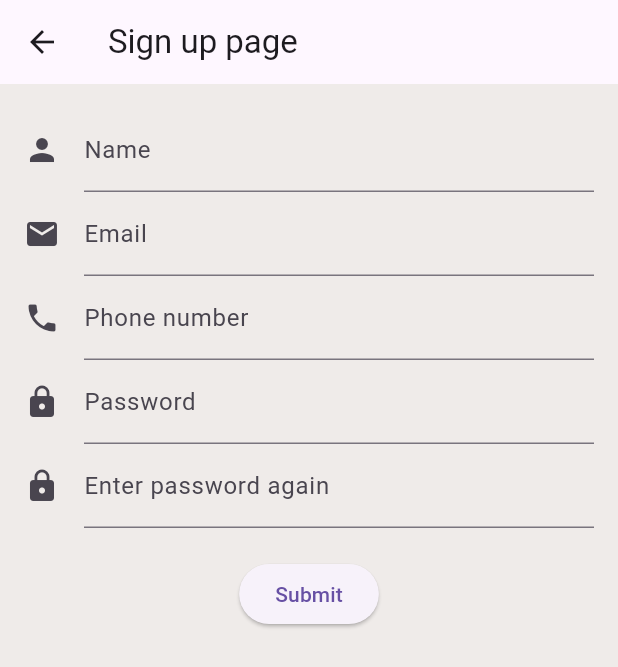
After one commit to Alicodedev/Coffee-App, a Flutter app: the SignupView screen opened by its route, on a phone screen of 412 x 824 dp. The commit adds this screen. Shown: the top 667 px of the screen. Run offline on Flutter 3.47's test engine with Material 3 defaults, Android fonts, the phone set to English and light mode, and no system bars; our stand-ins replace rflutter_alert, shared_preferences; accounts and stored records are empty; network calls fail.

Commit message:
signup form validation complete

```diff
--- a/lib/utils/routes.dart
+++ b/lib/utils/routes.dart
@@ -2,6 +2,7 @@ import 'package:flutter/material.dart';
 import '../views/user_profile_view.dart';
 import '../views/make_coffee_view.dart';
 import '../views/main_menu_view.dart';
+import '../views/signup_view.dart';
 // Import other views
 
 class Routes {
@@ -9,6 +10,7 @@ class Routes {
   static const String userProfile = '/user-profile';
   static const String makeCoffee = '/make-coffee';
   static const String statistics = '/stat-coffee';
+  static const String signup = '/signup';
   // Add other routes
 
   static Map<String, WidgetBuilder> getRoutes() {
@@ -16,6 +18,7 @@ class Routes {
       mainMenu: (context) => MainMenuView(),
       userProfile: (context) => UserProfileView(),
       makeCoffee: (context) => MakeCoffeeView(),// Add other routes
+      signup: (context) => SignupView()
       //statistics: (context) => StatisticsView(),
     };
   }
--- /dev/null
+++ b/lib/views/signup_view.dart
@@ -0,0 +1,218 @@
+import 'package:flutter/material.dart';
+import 'package:flutter/services.dart';
+import 'package:rflutter_alert/rflutter_alert.dart';
+import '../models/signup_model.dart'; // Signup model (M)
+import '../utils/routes.dart'; // deals with routing this View(V)
+import '../controllers/signup_controller.dart'; // Signup controller(C)
+
+class SignupView extends StatefulWidget {
+
+  @override
+  _SignupViewState createState() => _SignupViewState();
+}
+
+class _SignupViewState extends State<SignupView> {
+
+
+  @override
+  Widget build(BuildContext context) {
+    return Scaffold(
+      appBar: AppBar(
+        title: const Text('Sign up page'),
+      ),
+
+      body: Center(
+        child: Builder(
+          builder: (context) {
+            return Column(
+              children: [
+                CreateUserForm(),
+              ],
+            );
+          },
+        ),
+      ),
+    );
+  }
+}
+
+class CreateUserForm extends StatefulWidget {
+  // class for create user form validation
+  @override
+  _UserFormState createState() => _UserFormState();
+}
+
+class _UserFormState extends State<CreateUserForm> {
+  final _formKey = GlobalKey<FormState>();
+  // Controller fields
+  var _nameFieldController = TextEditingController(); // username
+  var _emailFieldController = TextEditingController(); // email
+  var _phoneFieldController = TextEditingController(); // phone number
+  var _passwordFieldController = TextEditingController(); // password
+  var _ConfirmPassFieldController = TextEditingController(); // confirm password
+
+
+bool isValidEmail(String input) {
+  final emailRegExp =
+      RegExp(r'^[a-zA-Z0-9._%+-]+@[a-zA-Z0-9.-]+\.[a-zA-Z]{2,}$');
+  return emailRegExp.hasMatch(input);
+}
+
+bool isValidPhoneNumber(String input) {
+  final phoneRegExp = RegExp(r'^\d{10}$');
+  return phoneRegExp.hasMatch(input);
+}
+
+bool isValidPassword(String input) {
+  if (input.length < 6) {
+    // Check for minimum length
+    return false;
+  }
+
+  if (!RegExp(r'[A-Z]').hasMatch(input)) {
+    // Check for at least one uppercase letter
+    return false;
+  }
+
+  if (!RegExp(r'[a-z]').hasMatch(input)) {
+    // Check for at least one lowercase letter
+    return false;
+  }
+
+  if (!RegExp(r'[0-9]').hasMatch(input)) {
+    // Check for at least one number
+    return false;
+  }
+
+  if (!RegExp(r'[!@#$%^&*(),.?":{}|<>]').hasMatch(input)) {
+    // Check for at least one special character
+    return false;
+  }
+
+  if (input.contains(' ')) {
+    // Check for no spaces
+    return false;
+  }
+  return true;
+}
+
+
+void _showAlert(
+    BuildContext context, String title, String message, AlertType alertType) {
+  Alert(
+    context: context,
+    type: alertType,
+    title: title,
+    desc: message,
+    buttons: [
+      DialogButton(
+        child: Text(
+          "OK",
+          style: TextStyle(color: Colors.white, fontSize: 18),
+        ),
+        onPressed: () => Navigator.pop(context),
+        width: 120,
+      )
+    ],
+  ).show();
+}
+
+
+
+  @override
+  Widget build(BuildContext context) {
+    return Padding(
+      padding: const EdgeInsets.all(16.0),
+      child: Form(
+        key: _formKey,
+        child: Column(
+          children: [
+            TextFormField(
+              decoration: InputDecoration(
+                icon: Icon(Icons.person),
+                hintText: 'Enter your name',
+                labelText: 'Name',
+              ),
+              controller: _nameFieldController,
+              validator: (val) {
+                if (val == null || val.isEmpty) return 'Name is required';
+                return null;
+              },
+            ),
+            TextFormField(
+              decoration: InputDecoration(
+                icon: Icon(Icons.email),
+                hintText: 'Enter your email',
+                labelText: 'Email',
+              ),
+              controller: _emailFieldController,
+              validator: (val) => isValidEmail(val!) ? null : 'Invalid email',
+            ),
+            TextFormField(
+              decoration: InputDecoration(
+                icon: Icon(Icons.phone),
+                hintText: 'Enter Phone number',
+                labelText: 'Phone number',
+              ),
+              controller: _phoneFieldController,
+              validator: (val) {
+                if (val == null || val.isEmpty) return 'Phone number is required';
+                if (!isValidPhoneNumber(val)) return 'Phone number must be 10 digits';
+                return null;
+              },
+            ),
+            TextFormField(
+              decoration: InputDecoration(
+                icon: Icon(Icons.lock),
+                hintText: 'Enter Password',
+                labelText: 'Password',
+              ),
+              obscureText: true,
+              controller: _passwordFieldController,
+              validator: (val) {
+                if (val == null || val.isEmpty) return 'Password is required';
+                if (!isValidPassword(val)) return 'Password must be at least 6 characters with uppercase, lowercase, number, and special character';
+                return null;
+              },
+            ),
+            TextFormField(
+              decoration: InputDecoration(
+                icon: Icon(Icons.lock),
+                hintText: 'Confirm password',
+                labelText: 'Enter password again',
+              ),
+              obscureText: true,
+              controller: _ConfirmPassFieldController,
+              validator: (val) {
+                if (val == null || val.isEmpty) return 'Confirm password is required';
+                if (val != _passwordFieldController.text) return 'Passwords do not match';
+                return null;
+              },
+            ),
+            SizedBox(height: 20),
+            ElevatedButton(
+              child: Text('Submit'),
+              onPressed: () {
+                if (_formKey.currentState!.validate()) {
+                  _showAlert(
+                    context,
+                    'Success',
+                    'Form submitted successfully!',
+                    AlertType.success,
+                  );
+                } else {
+                  _showAlert(
+                    context,
+                    'Error',
+                    'Please fix the errors in the form.',
+                    AlertType.error,
+                  );
+                }
+              },
+            ),
+          ],
+        ),
+      ),
+    );
+  }
+}
--- a/pubspec.yaml
+++ b/pubspec.yaml
@@ -48,6 +48,7 @@ dev_dependencies:
   fl_chart: 0.70.2
   shared_preferences: ^2.2.2
   http: ^1.3.0
+  rflutter_alert: ^2.0.7
 
 # For information on the generic Dart part of this file, see the
 # following page: https://dart.dev/tools/pub/pubspec
```
Also changed, not shown: lib/controllers/signup_controller.dart (added), lib/models/signup_model.dart (added), lib/models/user_model.dart (line endings or trailing spaces), lib/views/sigin_view.dart (deleted), pubspec.lock.
